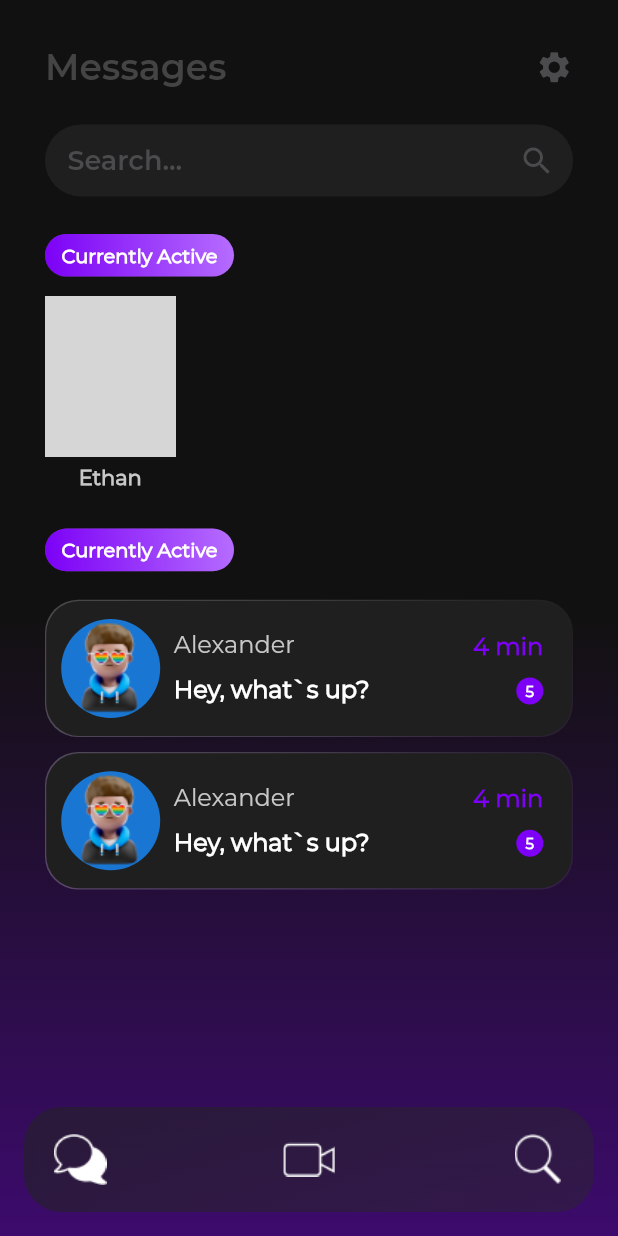
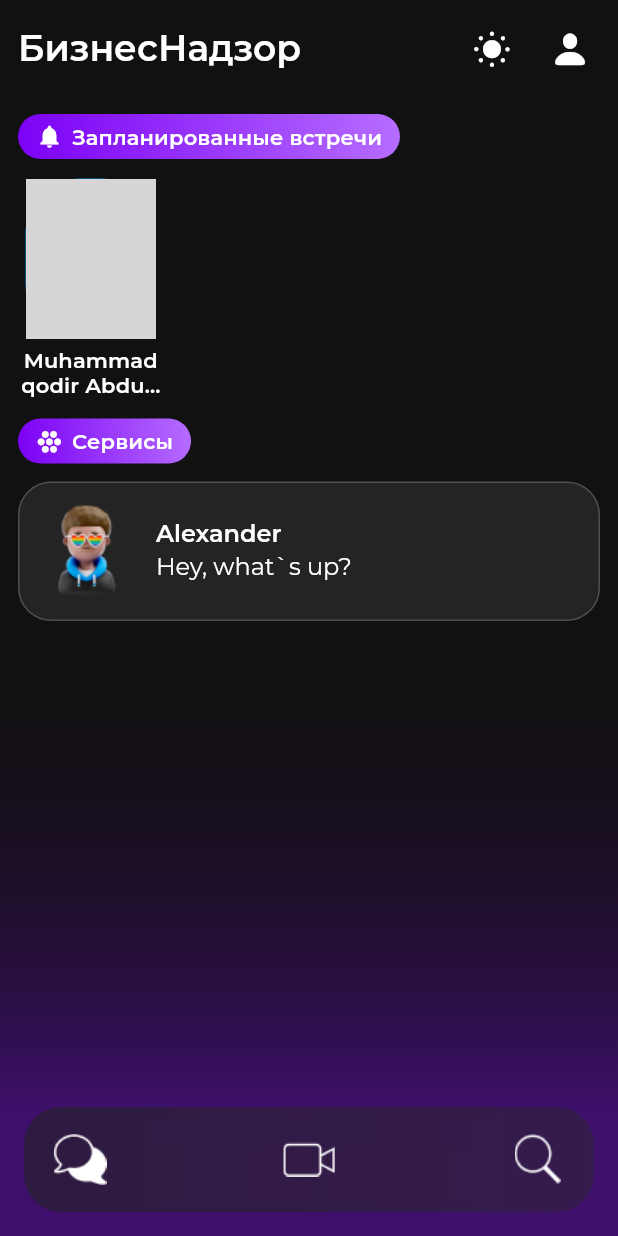
Before and after one commit to Muhammadqodir/open-control, a Flutter app: the HomePageScreen screen opened directly, on a phone screen of 412 x 824 dp. Run offline on Flutter 3.47's test engine with Material 2 defaults, Android fonts, the phone set to English and light mode, and no system bars; our stand-ins replace bloc, dio, flutter_bloc, mask_text_input_formatter, shared_preferences; accounts and stored records are empty; network calls fail; project files that could hold a hidden picture were left out; grey boxes are pictures that could not be loaded.

Commit message:
Fixed some UI moments

```diff
--- a/opencontrol/lib/constants/constants_colors.dart
+++ b/opencontrol/lib/constants/constants_colors.dart
@@ -18,12 +18,13 @@ const double textSizeMedium = 16;
 const double textSizeSmall = 14;
 
 final kGradientBoxDecoration = BoxDecoration(
-  gradient: const LinearGradient(colors: [
-    Color.fromARGB(63, 241, 242, 246),
-    Color.fromARGB(49, 241, 242, 246),
-    Color.fromARGB(21, 201, 198, 198),
-  ]),
-  borderRadius: BorderRadius.circular(22),
+  gradient: LinearGradient(
+    colors: [
+      Colors.black,
+      Colors.black.withAlpha(100),
+    ],
+  ),
+  borderRadius: BorderRadius.circular(23),
 );
 
 final gradientBG = BoxDecoration(
--- /dev/null
+++ b/opencontrol/lib/cubit/theme_cubit.dart
@@ -0,0 +1,16 @@
+import 'package:bloc/bloc.dart';
+import 'package:flutter/material.dart';
+
+part 'theme_state.dart';
+
+class ThemeCubit extends Cubit<ThemeState> {
+  ThemeCubit() : super(ThemeState(ThemeMode.dark));
+
+  void toggleTheme(){
+    if(state.mode == ThemeMode.dark){
+      emit(ThemeState(ThemeMode.light));
+    }else{
+      emit(ThemeState(ThemeMode.dark));
+    }
+  }
+}
--- /dev/null
+++ b/opencontrol/lib/cubit/theme_state.dart
@@ -0,0 +1,6 @@
+part of 'theme_cubit.dart';
+
+class ThemeState {
+  ThemeMode mode = ThemeMode.dark;
+  ThemeState(this.mode);
+}
--- a/opencontrol/lib/screens/home page/components/active_user_card.dart
+++ b/opencontrol/lib/screens/home page/components/active_user_card.dart
@@ -1,14 +1,21 @@
 import 'package:flutter/material.dart';
+import 'package:opencontrol/widgets/on_tap_scale_and_fade.dart';
 
 class ActiveUserCard extends StatelessWidget {
   final String name;
   final ImageProvider image;
+  final Function() onTap;
 
-  const ActiveUserCard({super.key, required this.name, required this.image});
+  const ActiveUserCard({super.key, required this.name, required this.image, required this.onTap});
 
   @override
   Widget build(BuildContext context) {
-    return Column(
+    return OnTapScaleAndFade(
+      lowerBound: 0.93,
+      onTap: onTap,
+      child: SizedBox(
+        width: 97,
+        child: Column(
           children: [
             Container(
               width: 87,
@@ -19,19 +26,22 @@ class ActiveUserCard extends StatelessWidget {
                 image: DecorationImage(
                   image: image,
                   fit: BoxFit.cover,
-              )),
+                ),
+              ),
             ),
             const SizedBox(
               height: 5,
             ),
             Text(
               name,
-          style: const TextStyle(
-              fontSize: 14,
-              fontWeight: FontWeight.bold,
-              color: Color(0xffC8C8C8)),
+              textAlign: TextAlign.center,
+              maxLines: 2,
+              overflow: TextOverflow.ellipsis,
+              style: Theme.of(context).textTheme.titleSmall,
             ),
           ],
+        ),
+      ),
     );
   }
 }
--- a/opencontrol/lib/screens/home page/components/recent_user_card.dart
+++ b/opencontrol/lib/screens/home page/components/recent_user_card.dart
@@ -8,13 +8,14 @@ class RecentUserCard extends StatelessWidget {
   final String text;
   final String time;
   final int countMessage;
-  const RecentUserCard(
-      {super.key,
-      required this.image,
-      required this.name,
-      required this.text,
-      required this.time,
-      required this.countMessage});
+  const RecentUserCard({
+    super.key,
+    required this.image,
+    required this.name,
+    required this.text,
+    required this.time,
+    required this.countMessage,
+  });
 
   @override
   Widget build(BuildContext context) {
@@ -23,8 +24,7 @@ class RecentUserCard extends StatelessWidget {
       child: Padding(
         padding: const EdgeInsets.all(0.8),
         child: Container(
-          padding:
-              const EdgeInsets.only(top: 12, bottom: 12, left: 10, right: 19),
+          padding: const EdgeInsets.all(12),
           decoration: BoxDecoration(
             color: const Color(0xff1F1F1F),
             borderRadius: BorderRadius.circular(22),
@@ -55,37 +55,6 @@ class RecentUserCard extends StatelessWidget {
                   ),
                 ],
               ),
-              Expanded(child: Container()),
-              Column(
-                crossAxisAlignment: CrossAxisAlignment.end,
-                children: [
-                  Text(
-                    time,
-                    style: const TextStyle(
-                      color: Color(0xff7C01F6),
-                      fontWeight: FontWeight.w600,
-                    ),
-                  ),
-                  const SizedBox(
-                    height: 10,
-                  ),
-                  Container(
-                    width: 18,
-                    height: 18,
-                    alignment: Alignment.center,
-                    decoration: BoxDecoration(
-                        color: const Color(0xff7C01F6),
-                        borderRadius: BorderRadius.circular(50)),
-                    child: Text(
-                      countMessage.toString(),
-                      style: const TextStyle(
-                          fontSize: 10,
-                          color: Colors.white,
-                          fontWeight: FontWeight.w600),
-                    ),
-                  ),
-                ],
-              ),
             ],
           ),
         ),
--- a/opencontrol/lib/screens/home page/home_page_screen.dart
+++ b/opencontrol/lib/screens/home page/home_page_screen.dart
@@ -3,11 +3,9 @@ import 'dart:ui';
 import 'package:flutter/cupertino.dart';
 import 'package:flutter/material.dart';
 import 'package:opencontrol/constants/constants_colors.dart';
-import 'package:opencontrol/screens/chat/chat_screen.dart';
-import 'package:opencontrol/widgets/on_tap_scale_and_fade.dart';
+import 'package:opencontrol/widgets/custom_action_bar.dart';
+import 'package:opencontrol/widgets/custom_card.dart';
 import 'package:opencontrol/widgets/primary_card.dart';
-import 'package:opencontrol/screens/home%20page/components/recent_user_card.dart';
-import 'package:opencontrol/widgets/text_field_home_page_widget.dart';
 import '../../widgets/bottom_navigation.dart';
 import 'components/active_user_card.dart';
 
@@ -19,115 +17,95 @@ class HomePageScreen extends StatefulWidget {
 }
 
 class _HomePageScreenState extends State<HomePageScreen> {
+  bool dropShadow = false;
+
   @override
   Widget build(BuildContext context) {
-    return Container(
-      decoration: const BoxDecoration(
-          gradient: LinearGradient(
-              begin: Alignment(0, 0),
-              end: Alignment(0, 2.5),
-              colors: [
-            homePageBackColor,
-            homePageSecondColor,
-          ])),
-      child: Scaffold(
-        backgroundColor: Colors.transparent,
+    return Scaffold(
       body: Stack(
         children: [
+          Positioned(
+            child: Container(
+              decoration: gradientBG,
+            ),
+          ),
           SafeArea(
-              minimum: const EdgeInsets.only(
-                right: 30,
-                left: 30,
-                top: 30,
+            child: Column(
+              children: [
+                CustomActionBar(
+                  dropShadow: dropShadow,
                 ),
+                Expanded(
+                  child: NotificationListener<ScrollUpdateNotification>(
+                    onNotification: (notification) {
+                      if (notification.metrics.pixels > 0 && !dropShadow) {
+                        setState(() {
+                          dropShadow = true;
+                        });
+                      }
+                      if (notification.metrics.pixels <= 0 && dropShadow) {
+                        setState(() {
+                          dropShadow = false;
+                        });
+                      }
+                      return true;
+                    },
                     child: ListView(
-                physics: const BouncingScrollPhysics(),
                       children: [
-                  Column(
+                        Padding(
+                          padding: const EdgeInsets.symmetric(horizontal: 12),
+                          child: Column(
                             crossAxisAlignment: CrossAxisAlignment.start,
                             children: [
-                      Row(
-                        children: [
-                          Text(
-                            'Messages',
-                            style: Theme.of(context).textTheme.titleLarge,
-                          ),
-                          Expanded(child: Container()),
-                          const Icon(
-                            Icons.settings,
-                            color: textPrimaryColor,
-                            size: 25,
-                          ),
-                        ],
-                      ),
                               const SizedBox(
-                        height: 24,
-                      ),
-                      const SizedBox(
-                        height: 48,
-                        child: TextFieldHomePage(),
-                      ),
-                      const SizedBox(
-                        height: 25,
+                                height: 12,
                               ),
                               const PrimaryCard(
-                        text: 'Currently Active',
-                        icon: Icons.ac_unit,
+                                text: 'Запланированные встречи',
+                                icon: Icons.notifications,
                               ),
                               const SizedBox(
                                 height: 13,
                               ),
-                      const ActiveUserCard(
-                        name: 'Ethan',
-                        image: NetworkImage(
-                            'https://mrrk.ru/wp-content/uploads/2022/07/CUtAw2xa.jpg'),
+                              SizedBox(
+                                height: 150,
+                                child: ListView(
+                                  scrollDirection: Axis.horizontal,
+                                  children: [
+                                    ActiveUserCard(
+                                      onTap: () {},
+                                      name: 'Muhammadqodir Abduvoitov',
+                                      image: const NetworkImage(
+                                        'https://mrrk.ru/wp-content/uploads/2022/07/CUtAw2xa.jpg',
                                       ),
-                      const SizedBox(
-                        height: 26,
                                     ),
-                      const PrimaryCard(
-                        text: 'Currently Active',
-                        icon: Icons.ac_unit,
+                                  ],
                                 ),
-                      const SizedBox(
-                        height: 19,
                               ),
-                      OnTapScaleAndFade(
-                          lowerBound: 0.95,
-                          child: const RecentUserCard(
-                            image: AssetImage(
-                              'assets/images/user2.png',
-                            ),
-                            name: 'Alexander',
-                            text: 'Hey, what`s up?',
-                            time: '4 min',
-                            countMessage: 5,
-                          ),
-                          onTap: () {
-                            Route route = MaterialPageRoute(
-                                builder: (context) => const ChatScreen());
-                            Navigator.push(context, route);
-                          }),
                               const SizedBox(
                                 height: 10,
                               ),
-                      OnTapScaleAndFade(
-                          lowerBound: 0.95,
-                          child: const RecentUserCard(
-                            image: AssetImage(
+                              const PrimaryCard(
+                                text: 'Сервисы',
+                                icon: CupertinoIcons.circle_grid_hex_fill,
+                              ),
+                              const SizedBox(
+                                height: 12,
+                              ),
+                              CustomCard(
+                                onTap: () {},
+                                image: const AssetImage(
                                   'assets/images/user2.png',
                                 ),
-                            name: 'Alexander',
+                                title: 'Alexander',
                                 text: 'Hey, what`s up?',
-                            time: '4 min',
-                            countMessage: 5,
                               ),
-                          onTap: () {
-                            Route route = CupertinoPageRoute(
-                                builder: (context) => const ChatScreen());
-                            Navigator.push(context, route);
-                          }),
                             ],
+                          ),
+                        ),
+                      ],
+                    ),
+                  ),
                 ),
               ],
             ),
@@ -150,7 +128,6 @@ class _HomePageScreenState extends State<HomePageScreen> {
           ),
         ],
       ),
-      ),
     );
   }
 }
--- a/opencontrol/lib/themes.dart
+++ b/opencontrol/lib/themes.dart
@@ -26,7 +26,7 @@ ThemeData lightTheme = ThemeData(
   primaryColor: primaryColor,
   hintColor: textColorLight.withAlpha(180),
   cardColor: const Color(0xFFC8C8C8),
-  dividerColor: Colors.grey,
+  dividerColor: Colors.grey.withAlpha(100),
   fontFamily: 'Montserrat',
   textTheme: const TextTheme(
     bodySmall: TextStyle(
@@ -80,7 +80,7 @@ ThemeData darkTheme = ThemeData(
   primaryColor: primaryColor,
   hintColor: textColorDark.withAlpha(180),
   cardColor: const Color(0xFF1F1F1F),
-  dividerColor: Colors.grey,
+  dividerColor: Colors.grey.withAlpha(100),
   fontFamily: 'Montserrat',
   textTheme: const TextTheme(
     bodySmall: TextStyle(
--- /dev/null
+++ b/opencontrol/lib/widgets/action_btn.dart
@@ -0,0 +1,49 @@
+import 'package:flutter/cupertino.dart';
+import 'package:flutter/material.dart';
+import 'package:opencontrol/widgets/on_tap_scale_and_fade.dart';
+
+class ActionButton extends StatefulWidget {
+  const ActionButton({
+    super.key,
+    required this.icon,
+    required this.onTap,
+  });
+
+  final Function() onTap;
+  final IconData icon;
+
+  @override
+  State<ActionButton> createState() => _ActionButtonState();
+}
+
+class _ActionButtonState extends State<ActionButton> {
+  bool isLoading = false;
+
+  @override
+  Widget build(BuildContext context) {
+    return OnTapScaleAndFade(
+      child: Padding(
+        padding: const EdgeInsets.all(6),
+        child: isLoading
+            ? CupertinoActivityIndicator(
+                radius: 14,
+                color: Theme.of(context).textTheme.titleLarge!.color,
+              )
+            : Icon(
+                widget.icon,
+                size: 28,
+                color: Theme.of(context).textTheme.titleLarge!.color,
+              ),
+      ),
+      onTap: () async {
+        setState(() {
+          isLoading = true;
+        });
+        await widget.onTap();
+        setState(() {
+          isLoading = false;
+        });
+      },
+    );
+  }
+}
--- /dev/null
+++ b/opencontrol/lib/widgets/custom_action_bar.dart
@@ -0,0 +1,65 @@
+import 'package:flutter/cupertino.dart';
+import 'package:flutter/material.dart';
+import 'package:flutter_bloc/flutter_bloc.dart';
+import 'package:opencontrol/cubit/theme_cubit.dart';
+import 'package:opencontrol/widgets/action_btn.dart';
+
+class CustomActionBar extends StatelessWidget {
+  const CustomActionBar({super.key, required this.dropShadow});
+
+  final bool dropShadow;
+
+  @override
+  Widget build(BuildContext context) {
+    return Container(
+      decoration: BoxDecoration(
+        color: Theme.of(context).scaffoldBackgroundColor,
+        boxShadow: [
+          BoxShadow(
+            color: Theme.of(context).dividerColor.withAlpha(30),
+            blurRadius: dropShadow ? 5 : 0,
+            offset: Offset(0, dropShadow ? 5 : 0),
+          ),
+        ],
+      ),
+      padding: const EdgeInsets.symmetric(
+        vertical: 12,
+        horizontal: 12,
+      ),
+      child: Row(
+        children: [
+          Text(
+            'БизнесНадзор',
+            style: Theme.of(context).textTheme.titleLarge,
+          ),
+          Expanded(
+            child: Row(
+              mainAxisAlignment: MainAxisAlignment.end,
+              children: [
+                BlocBuilder<ThemeCubit, ThemeState>(
+                  builder: (ctx, state) => ActionButton(
+                    onTap: () async {
+                      context.read<ThemeCubit>().toggleTheme();
+                    },
+                    icon: state.mode == ThemeMode.dark
+                        ? CupertinoIcons.sun_min_fill
+                        : CupertinoIcons.moon_fill,
+                  ),
+                ),
+                const SizedBox(
+                  width: 12,
+                ),
+                ActionButton(
+                  onTap: () async {
+                    await Future.delayed(const Duration(seconds: 1));
+                  },
+                  icon: CupertinoIcons.person_fill,
+                )
+              ],
+            ),
+          ),
+        ],
+      ),
+    );
+  }
+}
--- /dev/null
+++ b/opencontrol/lib/widgets/custom_card.dart
@@ -0,0 +1,62 @@
+import 'package:flutter/material.dart';
+import 'package:opencontrol/constants/constants_colors.dart';
+import 'package:opencontrol/widgets/on_tap_scale_and_fade.dart';
+
+class CustomCard extends StatelessWidget {
+  final ImageProvider image;
+  final String title;
+  final String text;
+  final Function() onTap;
+  const CustomCard(
+      {super.key,
+      required this.image,
+      required this.title,
+      required this.text,
+      required this.onTap});
+
+  @override
+  Widget build(BuildContext context) {
+    return OnTapScaleAndFade(
+      lowerBound: 0.95,
+      onTap: () {},
+      child: Container(
+        padding: const EdgeInsets.all(12),
+        decoration: BoxDecoration(
+            color: Theme.of(context).textTheme.bodyLarge!.color!.withAlpha(20),
+            borderRadius: BorderRadius.circular(22),
+            border: Border.all(
+              width: 1,
+            color: Theme.of(context).textTheme.bodyLarge!.color!.withAlpha(50),
+            )),
+        child: Row(
+          children: [
+            Image(image: image),
+            const SizedBox(
+              width: 12,
+            ),
+            Column(
+              crossAxisAlignment: CrossAxisAlignment.start,
+              children: [
+                Text(
+                  title,
+                  maxLines: 1,
+                  overflow: TextOverflow.ellipsis,
+                  style: Theme.of(context).textTheme.titleMedium,
+                ),
+                const SizedBox(
+                  height: 2,
+                ),
+                Text(
+                  text,
+                  maxLines: 4,
+                  overflow: TextOverflow.ellipsis,
+                  style: Theme.of(context).textTheme.bodyMedium,
+                ),
+              ],
+            ),
+          ],
+        ),
+      ),
+    );
+  }
+}
--- a/opencontrol/lib/widgets/primary_card.dart
+++ b/opencontrol/lib/widgets/primary_card.dart
@@ -1,20 +1,18 @@
 import 'package:flutter/material.dart';
-
-import '../constants/constants_colors.dart';
 
 class PrimaryCard extends StatelessWidget {
   final String text;
-  final IconData icon;
-  const PrimaryCard({super.key, required this.text, required this.icon});
+  final IconData? icon;
+  const PrimaryCard({super.key, required this.text, this.icon});
 
   @override
   Widget build(BuildContext context) {
-    return Container(
-      decoration: kGradientBoxDecoration,
-      child: Container(
+    return Row(
+      children: [
+        Container(
           padding: const EdgeInsets.symmetric(
-          horizontal: 11,
-          vertical: 6.2,
+            horizontal: 12,
+            vertical: 6,
           ),
           decoration: BoxDecoration(
             gradient: const LinearGradient(
@@ -23,15 +21,35 @@ class PrimaryCard extends StatelessWidget {
               colors: [
                 Color(0xff7C01F6),
                 Color(0xffB66DFF),
-              ]),
+              ],
+            ),
             borderRadius: BorderRadius.circular(28),
           ),
-        child: Text(
-          text,
-          style: const TextStyle(
-              fontSize: 13, color: Colors.white, fontWeight: FontWeight.w700),
+          child: Row(
+            children: [
+              if (icon != null)
+                Padding(
+                  padding: const EdgeInsets.only(right: 6),
+                  child: Icon(
+                    icon,
+                    size: 18,
+                    color: Colors.white,
                   ),
                 ),
+              Text(
+                text,
+                style: Theme.of(context)
+                    .textTheme
+                    .titleSmall!
+                    .copyWith(color: Colors.white),
+              ),
+            ],
+          ),
+        ),
+        const Expanded(
+          child: SizedBox(),
+        ),
+      ],
     );
   }
 }
--- a/opencontrol/pubspec.yaml
+++ b/opencontrol/pubspec.yaml
@@ -37,6 +37,8 @@ dependencies:
   google_fonts: ^4.0.5
   mask_text_input_formatter: ^2.4.0
   dio: ^5.1.2
+  shared_preferences: ^2.1.1
+  flutter_bloc: ^8.1.3
 
 dev_dependencies:
   flutter_test:
```
Also changed, not shown: opencontrol/lib/main.dart (+12 -8 lines), opencontrol/lib/screens/authorization/login_page_screen.dart (+15 -4 lines), opencontrol/lib/screens/splash_screan.dart (added, +88 -0 lines), opencontrol/assets/images/logo_lg.png (added), opencontrol/pubspec.lock, 3 other files. Lines whose indentation alone changed are shown as unchanged.
